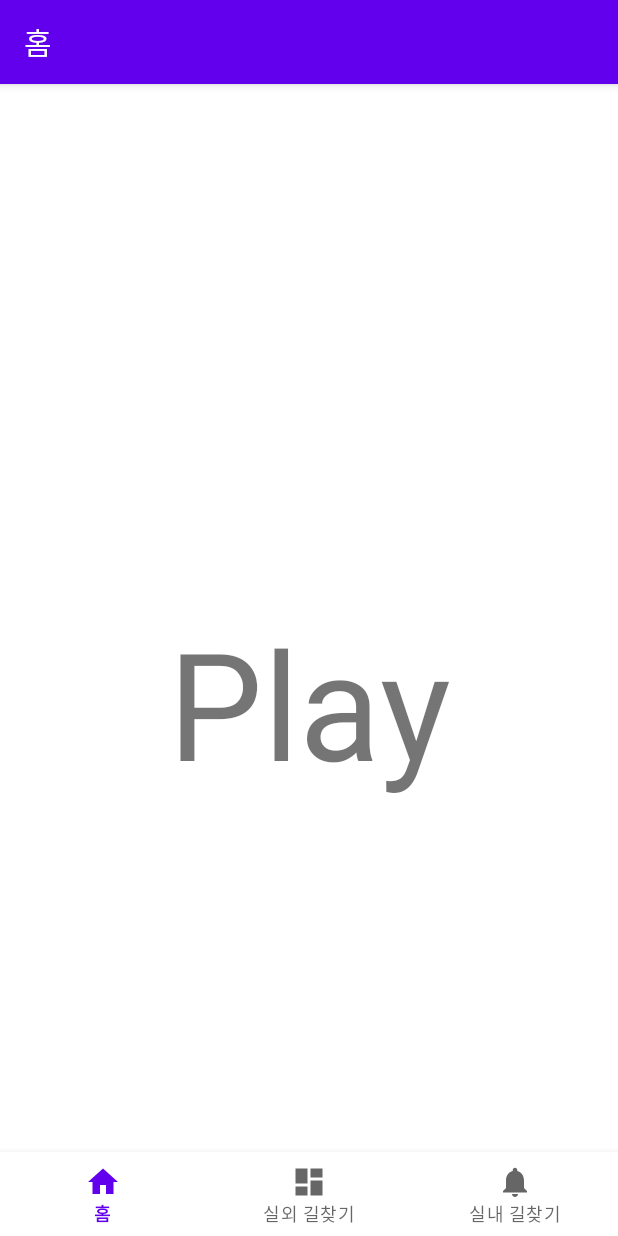
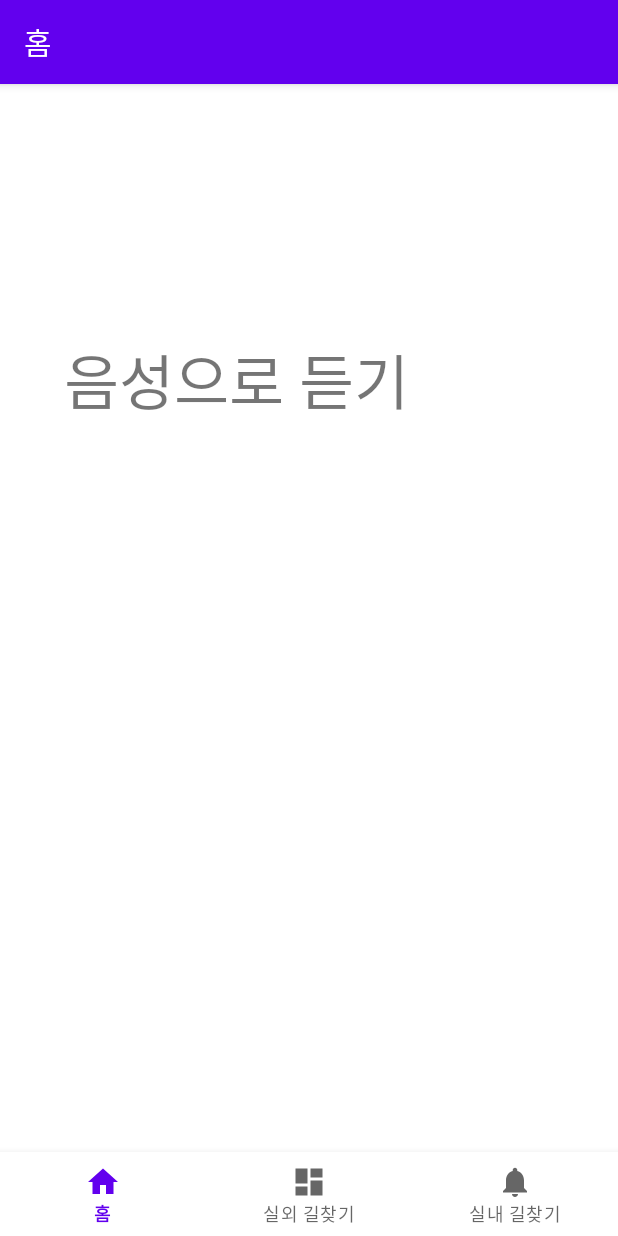
Before and after one commit to minji-dan/DanGuide, an Android app: the screen it shows after launch (MainActivity), on a phone screen of 412 x 824 dp. Run offline under Robolectric (Android 15) with nearby library versions, the phone set to English and light mode, and no system bars; our stand-ins replace navigation-ui.

Commit message:
fix : 음성지원 text 수정

```diff
--- a/DanGuideApp/app/src/main/res/layout/fragment_home.xml
+++ b/DanGuideApp/app/src/main/res/layout/fragment_home.xml
@@ -10,10 +10,12 @@
         android:id="@+id/hellobutton"
         android:layout_width="wrap_content"
         android:layout_height="wrap_content"
-        android:text="Play"
-        android:textSize="100dp"
+        android:text="음성으로 듣기"
+        android:textSize="40dp"
         app:layout_constraintBottom_toBottomOf="parent"
+        app:layout_constraintHorizontal_bias="0.234"
         app:layout_constraintLeft_toLeftOf="parent"
         app:layout_constraintRight_toRightOf="parent"
-        app:layout_constraintTop_toTopOf="parent" />
+        app:layout_constraintTop_toTopOf="parent"
+        app:layout_constraintVertical_bias="0.171" />
 </androidx.constraintlayout.widget.ConstraintLayout>
```
